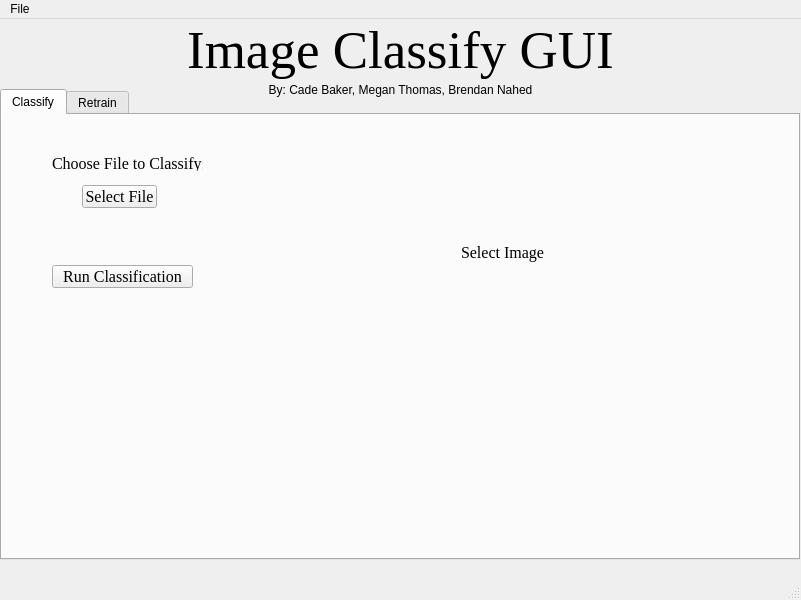
cadebaker/CS365-Project3, file Project3UI.ui: the form before one commit.
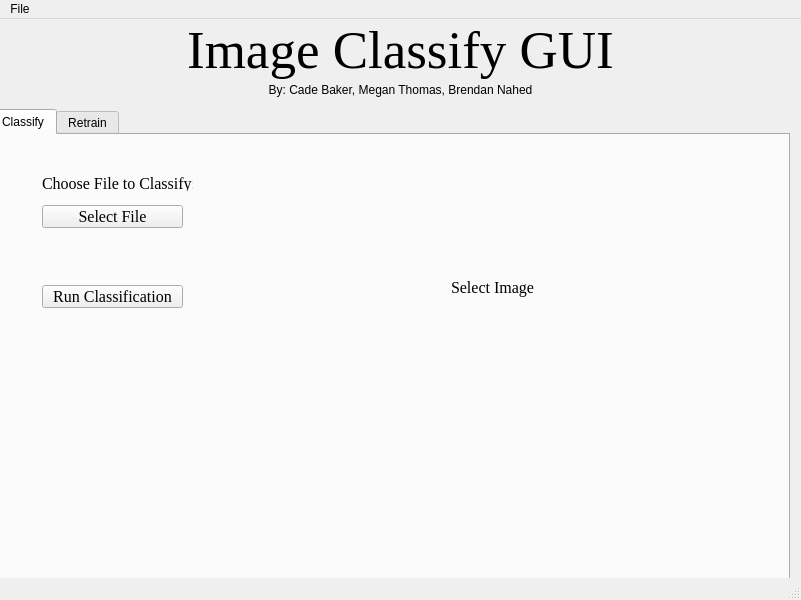
The form after the commit.

Commit message: Personalized GUI for our App

```diff
--- a/Project3UI.ui
+++ b/Project3UI.ui
@@ -39,10 +39,10 @@
    <widget class="QTabWidget" name="tabWidget">
     <property name="geometry">
      <rect>
-      <x>0</x>
-      <y>70</y>
+      <x>-10</x>
+      <y>90</y>
       <width>800</width>
-      <height>471</height>
+      <height>481</height>
      </rect>
     </property>
     <property name="currentIndex">
@@ -76,9 +76,9 @@
      <widget class="QPushButton" name="chooseFile">
       <property name="geometry">
        <rect>
-        <x>80</x>
+        <x>50</x>
         <y>70</y>
-        <width>75</width>
+        <width>141</width>
         <height>23</height>
        </rect>
       </property>
@@ -92,7 +92,7 @@
         <x>270</x>
         <y>22</y>
         <width>461</width>
-        <height>231</height>
+        <height>261</height>
        </rect>
       </property>
       <property name="layoutDirection">
```
Left out of the diff: 2 changed lines with no effect on the pictures. The commit also changes 1 other file.
